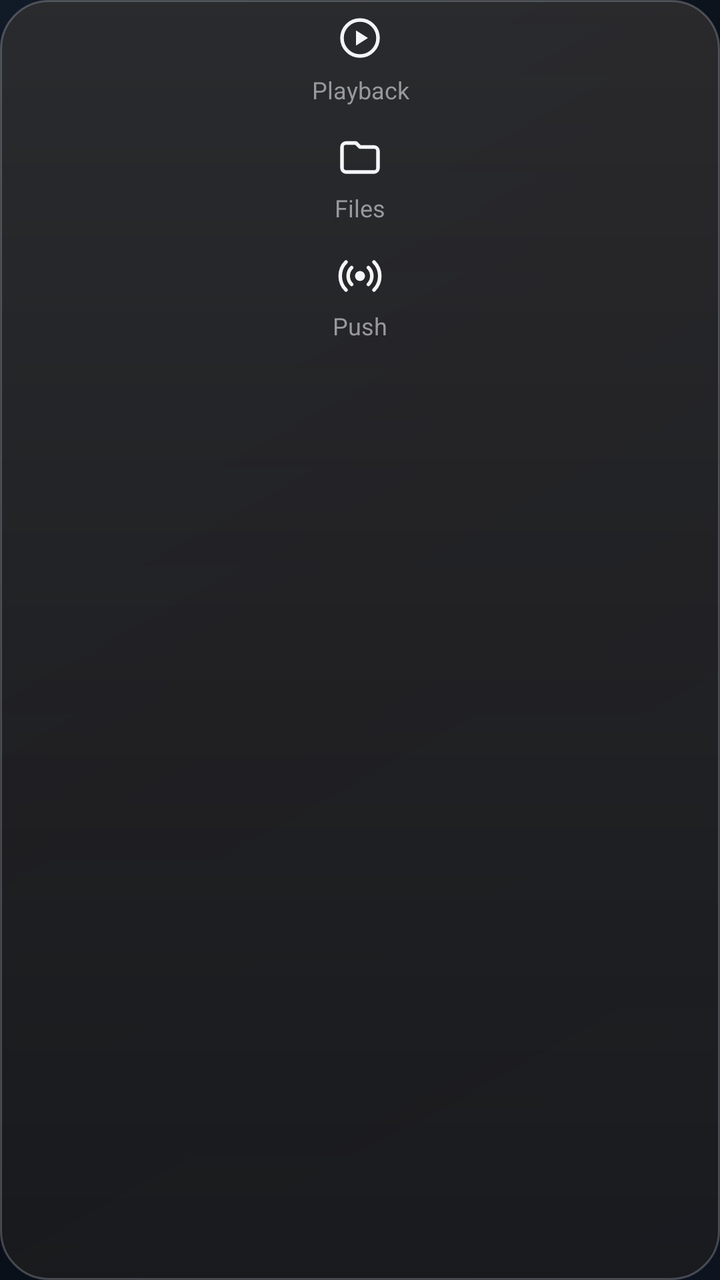
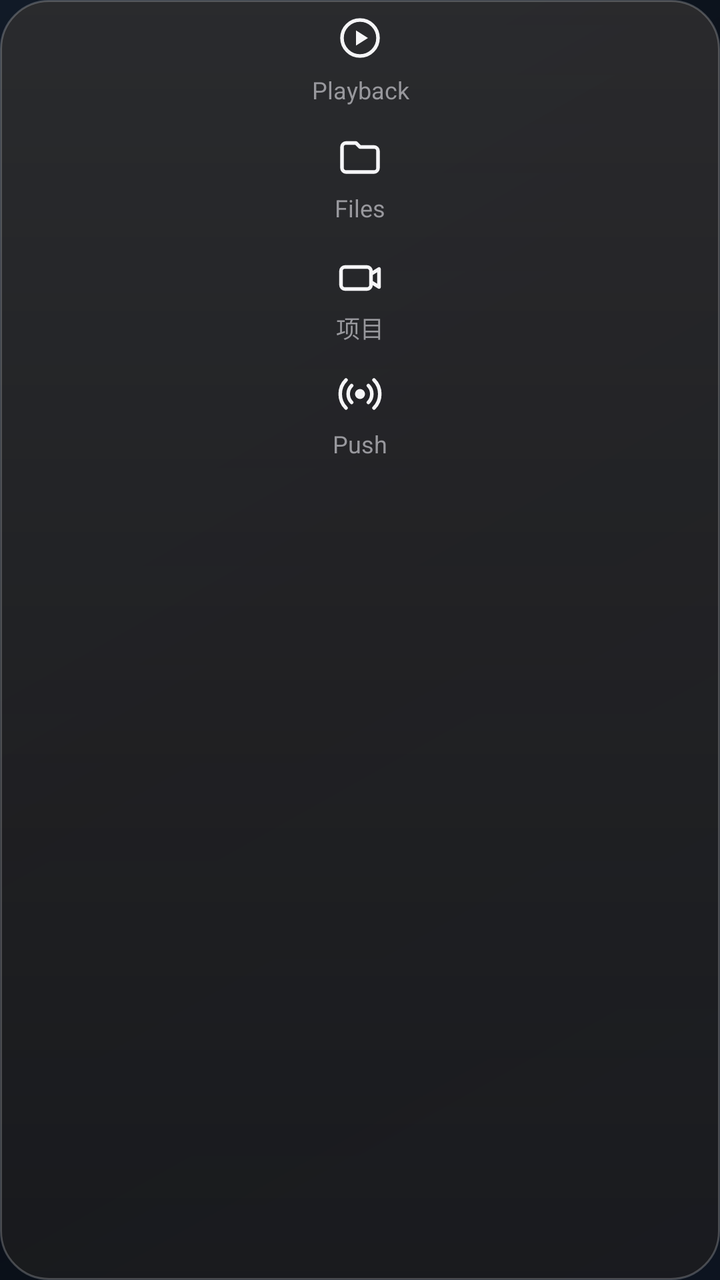

An Android layout rendered at two revisions. The XML below is the earlier revision; the diff shows what the commit changed to produce the second picture.
<!-- AndroidManifest.xml: application theme AppTheme -->
<!-- res/layout/panel_navigation.xml -->
<?xml version="1.0" encoding="utf-8"?>
<LinearLayout xmlns:android="http://schemas.android.com/apk/res/android"
    android:id="@+id/navigation_rail"
    android:layout_width="88dp"
    android:layout_height="wrap_content"
    android:background="@drawable/card"
    android:elevation="16dp"
    android:gravity="center_horizontal"
    android:orientation="vertical"
    android:padding="6dp">

    <Button android:id="@+id/history_tab" style="@style/NavigationRailButton" android:drawableTop="@drawable/ic_nav_playback" android:text="@string/nav_playback" />
    <Button android:id="@+id/captures_tab" style="@style/NavigationRailButton" android:drawableTop="@drawable/ic_nav_files" android:text="@string/nav_files" />
    <Button android:id="@+id/camera_push_button" style="@style/NavigationRailButton" android:drawableTop="@drawable/ic_nav_push" android:text="@string/nav_push" />
</LinearLayout>
<!-- resources referenced by this layout -->
<resources>
  <!-- drawable card (drawable) -->
  <shape xmlns:android="http://schemas.android.com/apk/res/android">
      <gradient android:angle="270" android:startColor="#E62C2C2E" android:endColor="#CC1C1C1E" />
      <corners android:radius="24dp" />
      <stroke android:width="1dp" android:color="#38FFFFFF" />
  </shape>
  <!-- drawable ic_nav_files (drawable) -->
  <vector xmlns:android="http://schemas.android.com/apk/res/android" android:width="24dp" android:height="24dp" android:viewportWidth="24" android:viewportHeight="24">
      <group android:translateY="2">
          <path android:fillColor="@android:color/transparent" android:strokeColor="@color/ink" android:strokeWidth="1.8" android:strokeLineCap="round" android:strokeLineJoin="round" android:pathData="M3,6.5a2,2 0,0 1,2 -2h5l2,2h7a2,2 0,0 1,2 2v8.5a2,2 0,0 1,-2 2H5a2,2 0,0 1,-2 -2z" />
      </group>
  </vector>
  <!-- drawable ic_nav_playback (drawable) -->
  <vector xmlns:android="http://schemas.android.com/apk/res/android" android:width="24dp" android:height="24dp" android:viewportWidth="24" android:viewportHeight="24">
      <group android:translateY="1">
          <path android:fillColor="@android:color/transparent" android:strokeColor="@color/ink" android:strokeWidth="1.8" android:pathData="M12,21a9,9 0,1 0,0 -18a9,9 0,1 0,0 18" />
          <path android:fillColor="@color/ink" android:pathData="M10,8.2v7.6l6,-3.8z" />
      </group>
  </vector>
  <!-- drawable ic_nav_push (drawable) -->
  <vector xmlns:android="http://schemas.android.com/apk/res/android" android:width="24dp" android:height="24dp" android:viewportWidth="24" android:viewportHeight="24">
      <group android:translateY="2">
          <path android:fillColor="@color/ink" android:pathData="M12,9.5a2.5,2.5 0,1 0,0 5a2.5,2.5 0,1 0,0 -5" />
          <path android:fillColor="@android:color/transparent" android:strokeColor="@color/ink" android:strokeWidth="1.8" android:strokeLineCap="round" android:pathData="M7.8,7.8a6,6 0,0 0,0 8.4M16.2,7.8a6,6 0,0 1,0 8.4M5,5a9.9,9.9 0,0 0,0 14M19,5a9.9,9.9 0,0 1,0 14" />
      </group>
  </vector>
  <string name="nav_files">Files</string>
  <string name="nav_playback">Playback</string>
  <string name="nav_push">Push</string>
  <color name="ink">#F5F5F7</color>
  <color name="muted">#98989D</color>
  <color name="blue">#0A84FF</color>
  <!-- drawable ios_background (drawable) -->
  <?xml version="1.0" encoding="utf-8"?>
  <shape xmlns:android="http://schemas.android.com/apk/res/android">
      <gradient
          android:angle="315"
          android:startColor="#111A27"
          android:centerColor="#070B12"
          android:endColor="#0D1420" />
  </shape>
  <style name="AppDialogTheme" parent="Theme.AppCompat.Dialog.Alert">
          <item name="android:windowBackground">@drawable/card</item>
          <item name="android:textColorPrimary">@color/ink</item>
          <item name="android:textColorSecondary">@color/muted</item>
          <item name="colorAccent">@color/blue</item>
      </style>
  <!-- unchanged entries left out for length: 2 -->
</resources>

<!-- the commit's change to res/layout/panel_navigation.xml (unified diff, before → after) -->
@@ -11,5 +11,6 @@
 
     <Button android:id="@+id/history_tab" style="@style/NavigationRailButton" android:drawableTop="@drawable/ic_nav_playback" android:text="@string/nav_playback" />
     <Button android:id="@+id/captures_tab" style="@style/NavigationRailButton" android:drawableTop="@drawable/ic_nav_files" android:text="@string/nav_files" />
+    <Button android:id="@+id/projects_tab" style="@style/NavigationRailButton" android:drawableTop="@drawable/ic_nav_devices" android:text="项目" />
     <Button android:id="@+id/camera_push_button" style="@style/NavigationRailButton" android:drawableTop="@drawable/ic_nav_push" android:text="@string/nav_push" />
 </LinearLayout>
<!-- resource entries referenced after the edit -->
@@ -6,6 +6,12 @@
       <corners android:radius="24dp" />
       <stroke android:width="1dp" android:color="#38FFFFFF" />
   </shape>
+  <!-- drawable ic_nav_devices (drawable) -->
+  <vector xmlns:android="http://schemas.android.com/apk/res/android" android:width="24dp" android:height="24dp" android:viewportWidth="24" android:viewportHeight="24">
+      <group android:translateY="3">
+          <path android:fillColor="@android:color/transparent" android:strokeColor="@color/ink" android:strokeWidth="1.8" android:strokeLineCap="round" android:strokeLineJoin="round" android:pathData="M4.5,6.5h11a2,2 0,0 1,2 2v7a2,2 0,0 1,-2 2h-11a2,2 0,0 1,-2 -2v-7a2,2 0,0 1,2 -2zM17.5,10l4,-2.5v9l-4,-2.5z" />
+      </group>
+  </vector>
   <!-- drawable ic_nav_files (drawable) -->
   <vector xmlns:android="http://schemas.android.com/apk/res/android" android:width="24dp" android:height="24dp" android:viewportWidth="24" android:viewportHeight="24">
       <group android:translateY="2">
